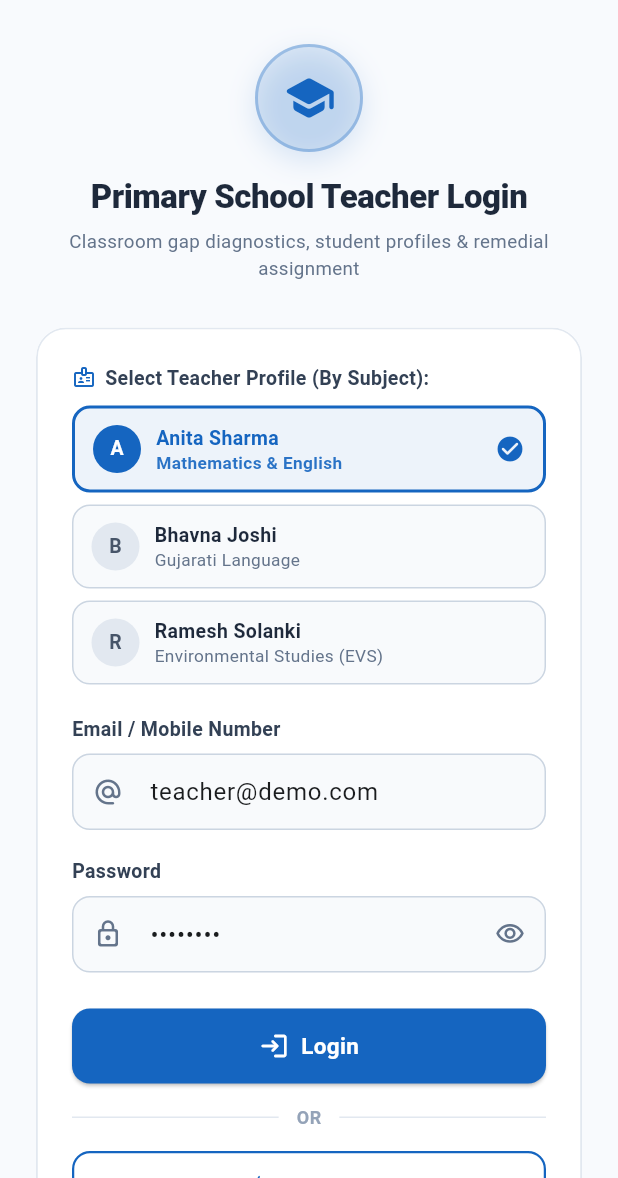
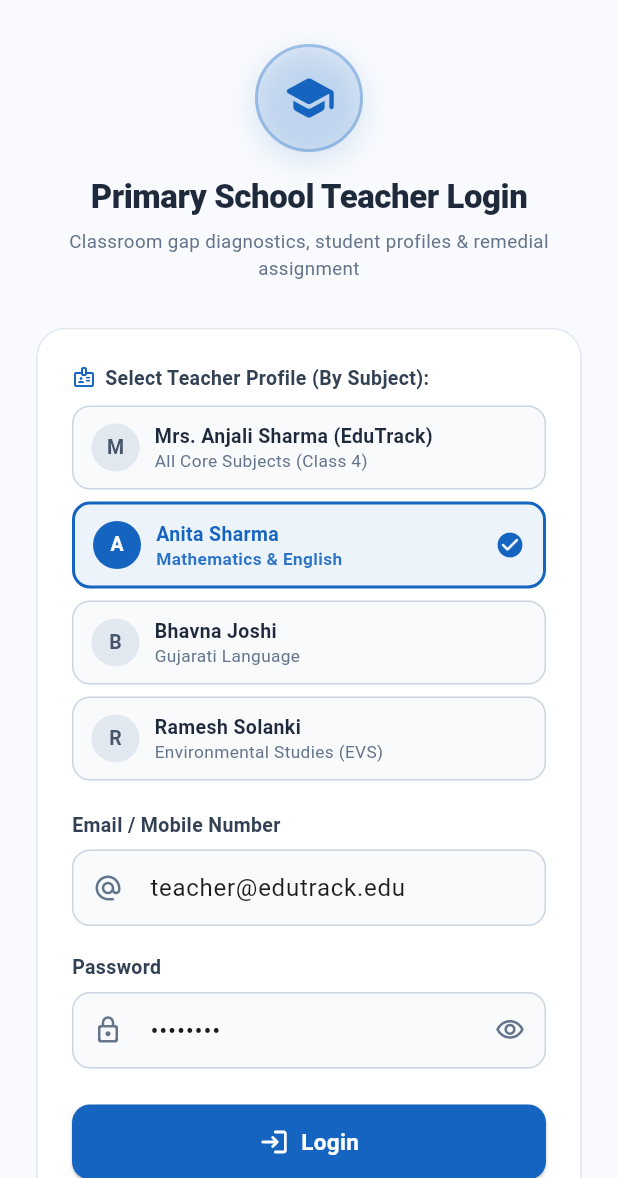
Before and after one commit to kananishubham16/app, a Flutter app: the LoginScreen screen opened directly with empty values, on a phone screen of 412 x 824 dp, the part 58-1236 px from its top. Run offline on Flutter 3.47's test engine with Material 3 defaults, Android fonts, the phone set to English and light mode, and no system bars; our stand-ins replace flutter_dotenv, google_generative_ai, shared_preferences; accounts and stored records are empty.

Commit message:
feat: integrate mobile frontend with EduTrack backend API and real student cohort

```diff
--- a/lib/mock_data/mock_data.dart
+++ b/lib/mock_data/mock_data.dart
@@ -144,9 +144,59 @@ class MockData {
   ];
 
   // ==========================================
-  // 4. DEMO USERS (One per role + supplementary)
+  // 4. DEMO USERS (One per role + supplementary + EduTrack Real Backend Data)
   // ==========================================
   static final List<UserModel> demoUsers = [
+    // EduTrack Official Backend Users
+    const UserModel(
+      id: 'edutrack_teacher',
+      name: 'Mrs. Anjali Sharma',
+      email: 'teacher@edutrack.edu',
+      phone: '+91 98796 67097',
+      role: UserRole.teacher,
+      schoolId: 'school_1',
+      classIds: ['class_4a_s1', 'Class 4'],
+      subjectIds: ['subject_math', 'subject_eng', 'subject_guj', 'subject_hindi', 'subject_evs'],
+      avatarInitials: 'AS',
+    ),
+    const UserModel(
+      id: 'edutrack_principal',
+      name: 'Dr. Vikram Joshi',
+      email: 'principal@edutrack.edu',
+      phone: '+91 98765 43211',
+      role: UserRole.principal,
+      schoolId: 'school_1',
+      avatarInitials: 'VJ',
+    ),
+    const UserModel(
+      id: 'edutrack_brc',
+      name: 'Shri R.K. Mehta (BRC Coordinator)',
+      email: 'brc@edutrack.edu',
+      phone: '+91 98765 43212',
+      role: UserRole.brc,
+      blockId: 'block_1',
+      avatarInitials: 'RM',
+    ),
+    const UserModel(
+      id: 'edutrack_parent',
+      name: 'Kishorbhai Patel',
+      email: 'parent@edutrack.edu',
+      phone: '+91 90235 11487',
+      role: UserRole.parent,
+      childrenIds: ['ET-2026-401', 'ET-2026-501', 'student_1'],
+      avatarInitials: 'KP',
+    ),
+    const UserModel(
+      id: 'edutrack_admin',
+      name: 'EduTrack System Administrator',
+      email: 'admin@edutrack.edu',
+      phone: '+91 98796 00000',
+      role: UserRole.principal,
+      schoolId: 'school_1',
+      avatarInitials: 'EA',
+    ),
+
+    // Standard Demo Accounts
     const UserModel(
       id: 'user_teacher',
       name: 'Anita Sharma',
@@ -517,7 +567,7 @@ class MockData {
   ];
 
   // ==========================================
-  // 6. STUDENTS DATA (30 students across 3 schools)
+  // 6. STUDENTS DATA (30 students across 3 schools + EduTrack Cohort)
   // ==========================================
   static final List<StudentModel> students = [
     // --- School 1, Class 3-A ---
@@ -920,6 +970,99 @@ class MockData {
       parentId: 'user_parent_p30',
       parentName: 'Dinesh Rawat',
       parentPhone: '+91 98765 13010',
+    ),
+
+    // --- EduTrack Official Cohort ---
+    const StudentModel(
+      id: 'ET-2026-401',
+      name: 'Aarav Patel',
+      studentId: 'ET-2026-401',
+      classId: 'class_4a_s1',
+      className: 'Class 4',
+      section: 'A',
+      schoolId: 'school_1',
+      schoolName: 'GPS Sector 7 Primary School',
+      parentId: 'edutrack_parent',
+      parentName: 'Kishorbhai Patel',
+      parentPhone: '+91 90235 11487',
+    ),
+    const StudentModel(
+      id: 'ET-2026-403',
+      name: 'Pooja Patel',
+      studentId: 'ET-2026-403',
+      classId: 'class_4a_s1',
+      className: 'Class 4',
+      section: 'A',
+      schoolId: 'school_1',
+      schoolName: 'GPS Sector 7 Primary School',
+      parentId: 'edutrack_parent',
+      parentName: 'Kishorbhai Patel',
+      parentPhone: '+91 90235 11487',
+    ),
+    const StudentModel(
+      id: 'ET-2026-404',
+      name: 'Rohan Mehta',
+      studentId: 'ET-2026-404',
+      classId: 'class_4a_s1',
+      className: 'Class 4',
+      section: 'A',
+      schoolId: 'school_1',
+      schoolName: 'GPS Sector 7 Primary School',
+      parentId: 'parent_rohan',
+      parentName: 'Bhavin Mehta',
+      parentPhone: '+91 98250 12345',
+    ),
+    const StudentModel(
+      id: 'ET-2026-405',
+      name: 'Ishita Shah',
+      studentId: 'ET-2026-405',
+      classId: 'class_4a_s1',
+      className: 'Class 4',
+      section: 'A',
+      schoolId: 'school_1',
+      schoolName: 'GPS Sector 7 Primary School',
+      parentId: 'parent_ishita',
+      parentName: 'Mayank Shah',
+      parentPhone: '+91 98251 23456',
+    ),
+    const StudentModel(
+      id: 'ET-2026-406',
+      name: 'Harshil Parmar',
+      studentId: 'ET-2026-406',
+      classId: 'class_4a_s1',
+      className: 'Class 4',
+      section: 'A',
+      schoolId: 'school_1',
+      schoolName: 'GPS Sector 7 Primary School',
+      parentId: 'parent_harshil',
+      parentName: 'Pravin Parmar',
+      parentPhone: '+91 98252 34567',
+    ),
+    const StudentModel(
+      id: 'ET-2026-501',
+      name: 'Ananya Joshi',
+      studentId: 'ET-2026-501',
+      classId: 'class_3a_s2',
+      className: 'Class 5',
+      section: 'A',
+      schoolId: 'school_2',
+      schoolName: 'GPS Sector 21 Primary School',
+      parentId: 'parent_ananya',
+      parentName: 'Sanjay Joshi',
+      parentPhone: '+91 98253 45678',
+    ),
+    const StudentModel(
+      id: 'ET-2026-601',
+      name: 'Devansh Bhatt',
+      studentId: 'ET-2026-601',
+      classId: 'class_4a_s2',
+      className: 'Class 6',
+      section: 'A',
+      schoolId: 'school_2',
+      schoolName: 'GPS Sector 21 Primary School',
+      parentId: 'parent_devansh',
+      parentName: 'Nitin Bhatt',
+      parentPhone: '+91 98254 56789',
     ),
   ];
 
--- a/lib/models/student_model.dart
+++ b/lib/models/student_model.dart
@@ -39,17 +39,23 @@ class StudentModel {
     'parentPhone': parentPhone,
   };
 
-  factory StudentModel.fromJson(Map<String, dynamic> json) => StudentModel(
-    id: json['id'] as String,
-    name: json['name'] as String,
-    studentId: json['studentId'] as String,
-    classId: json['classId'] as String,
-    className: json['className'] as String,
-    section: json['section'] as String,
-    schoolId: json['schoolId'] as String,
-    schoolName: json['schoolName'] as String,
-    parentId: json['parentId'] as String?,
-    parentName: json['parentName'] as String?,
-    parentPhone: json['parentPhone'] as String?,
-  );
+  factory StudentModel.fromJson(Map<String, dynamic> json) {
+    final rawId = (json['id'] ?? json['_id'] ?? json['studentId'] ?? '').toString();
+    final sId = (json['studentId'] ?? json['id'] ?? json['_id'] ?? '').toString();
+    final rawClass = (json['class'] ?? json['className'] ?? json['classId'] ?? 'Class 4').toString();
+
+    return StudentModel(
+      id: rawId,
+      name: (json['name'] ?? '').toString(),
+      studentId: sId,
+      classId: (json['classId'] ?? rawClass).toString(),
+      className: (json['className'] ?? rawClass).toString(),
+      section: (json['section'] ?? 'A').toString(),
+      schoolId: (json['schoolId'] ?? 'school_1').toString(),
+      schoolName: (json['schoolName'] ?? 'GPS Primary School').toString(),
+      parentId: json['parentId']?.toString(),
+      parentName: (json['parentName'] ?? json['parent_name'])?.toString(),
+      parentPhone: (json['parentPhone'] ?? json['parentEmail'] ?? json['parent_phone'])?.toString(),
+    );
+  }
 }
--- a/lib/providers/auth_provider.dart
+++ b/lib/providers/auth_provider.dart
@@ -18,15 +18,15 @@ class AuthProvider extends ChangeNotifier {
   bool get isLoggedIn => _currentUser != null;
   String? get error => _error;
 
-  Future<bool> login(String emailOrPhone, String password) async {
+  Future<bool> login(String emailOrPhone, String password, {UserRole? role}) async {
     _isLoading = true;
     _error = null;
     notifyListeners();
 
     try {
       // Simulated delay for demo
-      await Future.delayed(const Duration(milliseconds: 500));
-      _currentUser = await _authRepo.login(emailOrPhone, password);
+      await Future.delayed(const Duration(milliseconds: 300));
+      _currentUser = await _authRepo.login(emailOrPhone, password, role: role);
       if (_currentUser == null) {
         _error = 'Invalid credentials. Try using "Try Demo" button.';
         _isLoading = false;
--- a/lib/repositories/auth_repository.dart
+++ b/lib/repositories/auth_repository.dart
@@ -1,7 +1,7 @@
 import 'package:learning_setu/models/user_model.dart';
 
 abstract class AuthRepository {
-  Future<UserModel?> login(String emailOrPhone, String password);
+  Future<UserModel?> login(String emailOrPhone, String password, {UserRole? role});
   Future<UserModel?> demoLogin(UserRole role, {String? userId});
   Future<void> logout();
   Future<UserModel?> getCurrentUser();
--- a/lib/screens/auth/login_screen.dart
+++ b/lib/screens/auth/login_screen.dart
@@ -26,6 +26,13 @@ class _LoginScreenState extends State<LoginScreen> {
 
   static const List<Map<String, String>> _teacherProfiles = [
     {
+      'id': 'edutrack_teacher',
+      'name': 'Mrs. Anjali Sharma (EduTrack)',
+      'email': 'teacher@edutrack.edu',
+      'subjects_en': 'All Core Subjects (Class 4)',
+      'subjects_gu': 'તમામ મુખ્ય વિષયો (ધોરણ ૪)',
+    },
+    {
       'id': 'user_teacher',
       'name': 'Anita Sharma',
       'email': 'teacher@demo.com',
@@ -52,7 +59,7 @@ class _LoginScreenState extends State<LoginScreen> {
   void initState() {
     super.initState();
     _identifierController.text = _getDefaultDemoEmail(widget.role);
-    _passwordController.text = 'demo1234';
+    _passwordController.text = _getDefaultDemoPassword(widget.role);
   }
 
   @override
@@ -65,13 +72,26 @@ class _LoginScreenState extends State<LoginScreen> {
   String _getDefaultDemoEmail(UserRole role) {
     switch (role) {
       case UserRole.teacher:
-        return 'teacher@demo.com';
+        return 'teacher@edutrack.edu';
       case UserRole.principal:
-        return 'principal@demo.com';
+        return 'principal@edutrack.edu';
       case UserRole.brc:
-        return 'brc@demo.com';
+        return 'brc@edutrack.edu';
       case UserRole.parent:
-        return 'parent@demo.com';
+        return 'parent@edutrack.edu';
+    }
+  }
+
+  String _getDefaultDemoPassword(UserRole role) {
+    switch (role) {
+      case UserRole.teacher:
+        return 'teach123';
+      case UserRole.principal:
+        return 'admin123';
+      case UserRole.brc:
+        return 'brc123';
+      case UserRole.parent:
+        return 'parent123';
     }
   }
 
@@ -209,7 +229,11 @@ class _LoginScreenState extends State<LoginScreen> {
     final identifier = _identifierController.text.trim();
     final password = _passwordController.text;
 
-    final success = await authProvider.login(identifier, password);
+    final success = await authProvider.login(
+      identifier,
+      password,
+      role: widget.role,
+    );
     if (!mounted) return;
 
     if (success) {
```
Also changed, not shown: lib/models/user_model.dart (+52 -13 lines), lib/repositories/api/api_assessment_repository.dart (+49 -21 lines), lib/repositories/api/api_auth_repository.dart (+22 -7 lines), lib/repositories/api/api_client.dart (+12 -5 lines), lib/repositories/api/api_student_repository.dart (+56 -27 lines), lib/repositories/mock/mock_auth_repository.dart (+39 -7 lines), lib/services/ai_analysis_service.dart (+77 -87 lines).
